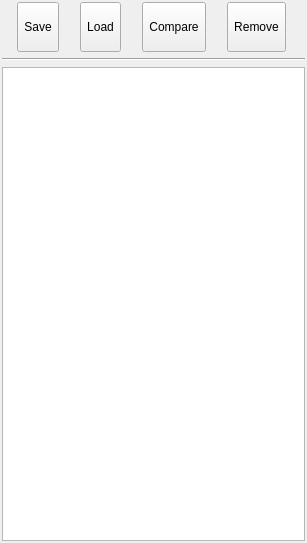
Before: the Qt Designer form CameraSoftware/CapturesList.ui in guanxiaohan/InsightCamera, drawn with Qt 5.
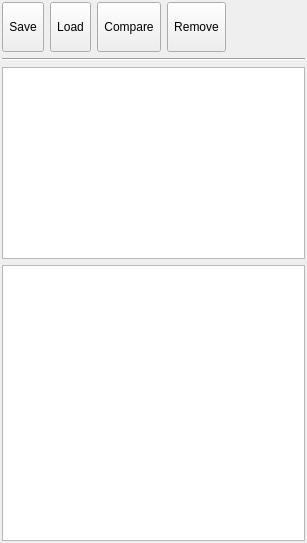
After: the same form once the commit is applied. Custom widgets are drawn as their Qt base class.

Patch:
```diff
--- a/CameraSoftware/CapturesList.ui
+++ b/CameraSoftware/CapturesList.ui
@@ -53,7 +53,7 @@
          <property name="maximumSize">
           <size>
            <width>16777215</width>
-           <height>50</height>
+           <height>78</height>
           </size>
          </property>
          <property name="text">
@@ -61,8 +61,8 @@
          </property>
          <property name="iconSize">
           <size>
-           <width>40</width>
-           <height>40</height>
+           <width>60</width>
+           <height>32</height>
           </size>
          </property>
          <property name="toolButtonStyle">
@@ -87,7 +87,7 @@
          <property name="maximumSize">
           <size>
            <width>16777215</width>
-           <height>50</height>
+           <height>78</height>
           </size>
          </property>
          <property name="text">
@@ -95,8 +95,8 @@
          </property>
          <property name="iconSize">
           <size>
-           <width>40</width>
-           <height>40</height>
+           <width>60</width>
+           <height>32</height>
           </size>
          </property>
         </widget>
@@ -118,7 +118,7 @@
          <property name="maximumSize">
           <size>
            <width>16777215</width>
-           <height>50</height>
+           <height>78</height>
           </size>
          </property>
          <property name="text">
@@ -126,8 +126,8 @@
          </property>
          <property name="iconSize">
           <size>
-           <width>40</width>
-           <height>40</height>
+           <width>60</width>
+           <height>32</height>
           </size>
          </property>
         </widget>
@@ -149,7 +149,7 @@
          <property name="maximumSize">
           <size>
            <width>16777215</width>
-           <height>50</height>
+           <height>78</height>
           </size>
          </property>
          <property name="text">
@@ -157,12 +157,25 @@
          </property>
          <property name="iconSize">
           <size>
-           <width>40</width>
-           <height>40</height>
+           <width>60</width>
+           <height>32</height>
           </size>
          </property>
         </widget>
        </item>
+       <item>
+        <spacer name="horizontalSpacer">
+         <property name="orientation">
+          <enum>Qt::Horizontal</enum>
+         </property>
+         <property name="sizeHint" stdset="0">
+          <size>
+           <width>40</width>
+           <height>20</height>
+          </size>
+         </property>
+        </spacer>
+       </item>
       </layout>
      </item>
      <item>
@@ -178,7 +191,24 @@
         <enum>QLayout::SetDefaultConstraint</enum>
        </property>
        <item>
-        <widget class="QListWidget" name="CaptureListWidget"/>
+        <widget class="CaptureListWidget" name="CaptureListAbove">
+         <property name="sizePolicy">
+          <sizepolicy hsizetype="Expanding" vsizetype="Fixed">
+           <horstretch>0</horstretch>
+           <verstretch>0</verstretch>
+          </sizepolicy>
+         </property>
+        </widget>
+       </item>
+       <item>
+        <widget class="CaptureListWidget" name="CaptureListBelow">
+         <property name="sizePolicy">
+          <sizepolicy hsizetype="Expanding" vsizetype="Expanding">
+           <horstretch>0</horstretch>
+           <verstretch>0</verstretch>
+          </sizepolicy>
+         </property>
+        </widget>
        </item>
       </layout>
      </item>
@@ -186,6 +216,18 @@
    </item>
   </layout>
  </widget>
+ <customwidgets>
+  <customwidget>
+   <class>ToolBarButton</class>
+   <extends>QToolButton</extends>
+   <header>toolbarbutton.h</header>
+  </customwidget>
+  <customwidget>
+   <class>CaptureListWidget</class>
+   <extends>QListWidget</extends>
+   <header>capturelistwidget.h</header>
+  </customwidget>
+ </customwidgets>
  <resources>
   <include location="MainInterface.qrc"/>
  </resources>
```
Left out of the diff: 8 changed lines with no effect on the pictures.
